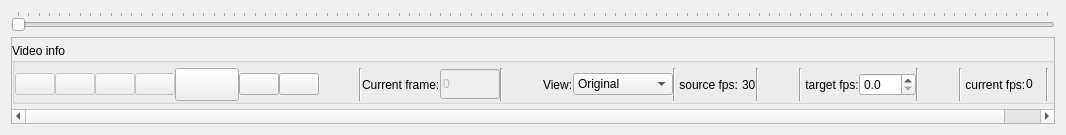
BioroboticsLab/biotracker_core, file BioTracker/CoreApp/BioTracker/View/VideoControllWidget.ui: the form before one commit.
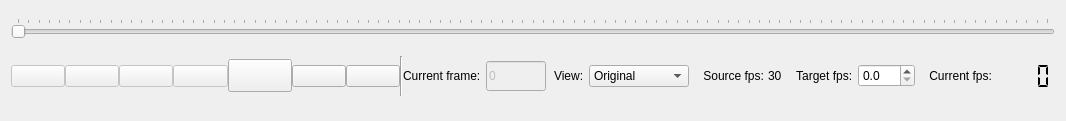
The form after the commit. Icons and pictures are not drawn.

Commit message: minor color and layout changes moved video info to video toolbar

```diff
--- a/BioTracker/CoreApp/BioTracker/View/VideoControllWidget.ui
+++ b/BioTracker/CoreApp/BioTracker/View/VideoControllWidget.ui
@@ -10,7 +10,7 @@
     <x>0</x>
     <y>0</y>
     <width>1066</width>
-    <height>135</height>
+    <height>121</height>
    </rect>
   </property>
   <property name="sizePolicy">
@@ -67,7 +67,22 @@
     </widget>
    </item>
    <item>
-    <widget class="QScrollArea" name="scrollArea">
+    <widget class="QScrollArea" name="scrollAreaVideoInfo">
+     <property name="sizePolicy">
+      <sizepolicy hsizetype="Expanding" vsizetype="Fixed">
+       <horstretch>0</horstretch>
+       <verstretch>0</verstretch>
+      </sizepolicy>
+     </property>
+     <property name="maximumSize">
+      <size>
+       <width>16777215</width>
+       <height>50</height>
+      </size>
+     </property>
+     <property name="frameShape">
+      <enum>QFrame::NoFrame</enum>
+     </property>
      <property name="verticalScrollBarPolicy">
       <enum>Qt::ScrollBarAlwaysOff</enum>
      </property>
@@ -79,8 +94,8 @@
        <rect>
         <x>0</x>
         <y>0</y>
-        <width>1092</width>
-        <height>76</height>
+        <width>1048</width>
+        <height>50</height>
        </rect>
       </property>
       <layout class="QVBoxLayout" name="verticalLayout_2">
@@ -100,18 +115,18 @@
         <number>5</number>
        </property>
        <item>
-        <widget class="QGroupBox" name="playback">
+        <widget class="QWidget" name="playback" native="true">
          <property name="sizePolicy">
-          <sizepolicy hsizetype="Minimum" vsizetype="Minimum">
+          <sizepolicy hsizetype="Expanding" vsizetype="Minimum">
            <horstretch>0</horstretch>
            <verstretch>0</verstretch>
           </sizepolicy>
          </property>
-         <property name="title">
-          <string>Video info</string>
-         </property>
-         <property name="flat">
-          <bool>false</bool>
+         <property name="minimumSize">
+          <size>
+           <width>0</width>
+           <height>0</height>
+          </size>
          </property>
          <layout class="QHBoxLayout" name="horizontalLayout_4">
           <property name="spacing">
@@ -121,7 +136,7 @@
            <number>0</number>
           </property>
           <property name="topMargin">
-           <number>5</number>
+           <number>0</number>
           </property>
           <property name="rightMargin">
            <number>0</number>
@@ -282,8 +297,8 @@
             </property>
             <property name="iconSize">
              <size>
-              <width>30</width>
-              <height>30</height>
+              <width>32</width>
+              <height>32</height>
              </size>
             </property>
            </widget>
@@ -329,27 +344,71 @@
            </widget>
           </item>
           <item>
-           <spacer name="horizontalSpacer_5">
-            <property name="orientation">
-             <enum>Qt::Horizontal</enum>
-            </property>
-            <property name="sizeHint" stdset="0">
-             <size>
-              <width>40</width>
-              <height>20</height>
-             </size>
-            </property>
-           </spacer>
-          </item>
-          <item>
-           <widget class="Line" name="line_9">
+           <widget class="Line" name="line_3">
             <property name="orientation">
              <enum>Qt::Vertical</enum>
             </property>
            </widget>
           </item>
+          <item alignment="Qt::AlignRight">
+           <widget class="QWidget" name="widget_6" native="true">
+            <property name="sizePolicy">
+             <sizepolicy hsizetype="Preferred" vsizetype="Minimum">
+              <horstretch>0</horstretch>
+              <verstretch>0</verstretch>
+             </sizepolicy>
+            </property>
+            <property name="layoutDirection">
+             <enum>Qt::LeftToRight</enum>
+            </property>
+            <layout class="QHBoxLayout" name="horizontalLayout_7">
+             <property name="spacing">
+              <number>5</number>
+             </property>
+             <property name="leftMargin">
+              <number>0</number>
+             </property>
+             <property name="topMargin">
+              <number>0</number>
+             </property>
+             <property name="rightMargin">
+              <number>0</number>
+             </property>
+             <property name="bottomMargin">
+              <number>0</number>
+             </property>
+             <item alignment="Qt::AlignRight">
+              <widget class="QWidget" name="widget_3" native="true">
+               <property name="sizePolicy">
+                <sizepolicy hsizetype="Preferred" vsizetype="Minimum">
+                 <horstretch>0</horstretch>
+                 <verstretch>0</verstretch>
+                </sizepolicy>
+               </property>
+               <layout class="QHBoxLayout" name="horizontalLayout_3">
+                <property name="spacing">
+                 <number>5</number>
+                </property>
+                <property name="leftMargin">
+                 <number>0</number>
+                </property>
+                <property name="topMargin">
+                 <number>0</number>
+                </property>
+                <property name="rightMargin">
+                 <number>0</number>
+                </property>
+                <property name="bottomMargin">
+                 <number>0</number>
+                </property>
           <item>
            <widget class="QLabel" name="lbl_frame">
+                  <property name="sizePolicy">
+                   <sizepolicy hsizetype="Preferred" vsizetype="Minimum">
+                    <horstretch>0</horstretch>
+                    <verstretch>0</verstretch>
+                   </sizepolicy>
+                  </property>
             <property name="text">
              <string>Current frame:</string>
             </property>
@@ -361,7 +420,7 @@
              <bool>false</bool>
             </property>
             <property name="sizePolicy">
-             <sizepolicy hsizetype="Preferred" vsizetype="Preferred">
+                   <sizepolicy hsizetype="Preferred" vsizetype="Fixed">
               <horstretch>0</horstretch>
               <verstretch>0</verstretch>
              </sizepolicy>
@@ -380,28 +439,41 @@
             </property>
            </widget>
           </item>
-          <item>
-           <widget class="Line" name="line_5">
-            <property name="orientation">
-             <enum>Qt::Vertical</enum>
-            </property>
-           </widget>
-          </item>
-          <item>
-           <spacer name="horizontalSpacer">
-            <property name="orientation">
-             <enum>Qt::Horizontal</enum>
-            </property>
-            <property name="sizeHint" stdset="0">
-             <size>
-              <width>40</width>
-              <height>20</height>
-             </size>
-            </property>
-           </spacer>
-          </item>
+               </layout>
+              </widget>
+             </item>
+             <item alignment="Qt::AlignRight">
+              <widget class="QWidget" name="widget_2" native="true">
+               <property name="sizePolicy">
+                <sizepolicy hsizetype="Preferred" vsizetype="Minimum">
+                 <horstretch>0</horstretch>
+                 <verstretch>0</verstretch>
+                </sizepolicy>
+               </property>
+               <layout class="QHBoxLayout" name="horizontalLayout_2">
+                <property name="spacing">
+                 <number>5</number>
+                </property>
+                <property name="leftMargin">
+                 <number>3</number>
+                </property>
+                <property name="topMargin">
+                 <number>0</number>
+                </property>
+                <property name="rightMargin">
+                 <number>3</number>
+                </property>
+                <property name="bottomMargin">
+                 <number>0</number>
+                </property>
           <item>
            <widget class="QLabel" name="labelView">
+                  <property name="sizePolicy">
+                   <sizepolicy hsizetype="Preferred" vsizetype="Minimum">
+                    <horstretch>0</horstretch>
+                    <verstretch>0</verstretch>
+                   </sizepolicy>
+                  </property>
             <property name="text">
              <string>View:</string>
             </property>
@@ -434,33 +506,43 @@
             </item>
            </widget>
           </item>
-          <item>
-           <spacer name="horizontalSpacer_3">
-            <property name="orientation">
-             <enum>Qt::Horizontal</enum>
-            </property>
-            <property name="sizeType">
-             <enum>QSizePolicy::Expanding</enum>
-            </property>
-            <property name="sizeHint" stdset="0">
-             <size>
-              <width>0</width>
-              <height>0</height>
-             </size>
-            </property>
-           </spacer>
-          </item>
-          <item>
-           <widget class="Line" name="line_2">
-            <property name="orientation">
-             <enum>Qt::Vertical</enum>
-            </property>
-           </widget>
-          </item>
+               </layout>
+              </widget>
+             </item>
+             <item alignment="Qt::AlignRight">
+              <widget class="QWidget" name="widget_4" native="true">
+               <property name="sizePolicy">
+                <sizepolicy hsizetype="Preferred" vsizetype="Minimum">
+                 <horstretch>0</horstretch>
+                 <verstretch>0</verstretch>
+                </sizepolicy>
+               </property>
+               <layout class="QHBoxLayout" name="horizontalLayout_5">
+                <property name="spacing">
+                 <number>0</number>
+                </property>
+                <property name="leftMargin">
+                 <number>3</number>
+                </property>
+                <property name="topMargin">
+                 <number>0</number>
+                </property>
+                <property name="rightMargin">
+                 <number>3</number>
+                </property>
+                <property name="bottomMargin">
+                 <number>0</number>
+                </property>
           <item>
            <widget class="QLabel" name="label_5">
+                  <property name="sizePolicy">
+                   <sizepolicy hsizetype="Preferred" vsizetype="Minimum">
+                    <horstretch>0</horstretch>
+                    <verstretch>0</verstretch>
+                   </sizepolicy>
+                  </property>
             <property name="text">
-             <string> source fps: </string>
+                   <string> Source fps: </string>
             </property>
            </widget>
           </item>
@@ -489,42 +571,54 @@
             </property>
            </widget>
           </item>
-          <item>
-           <widget class="Line" name="line_8">
-            <property name="orientation">
-             <enum>Qt::Vertical</enum>
-            </property>
-           </widget>
-          </item>
-          <item>
-           <spacer name="horizontalSpacer_2">
-            <property name="orientation">
-             <enum>Qt::Horizontal</enum>
-            </property>
-            <property name="sizeHint" stdset="0">
-             <size>
-              <width>40</width>
-              <height>20</height>
-             </size>
-            </property>
-           </spacer>
-          </item>
-          <item>
-           <widget class="Line" name="line_3">
-            <property name="orientation">
-             <enum>Qt::Vertical</enum>
-            </property>
-           </widget>
-          </item>
+               </layout>
+              </widget>
+             </item>
+             <item alignment="Qt::AlignRight">
+              <widget class="QWidget" name="widget_5" native="true">
+               <property name="sizePolicy">
+                <sizepolicy hsizetype="Preferred" vsizetype="Minimum">
+                 <horstretch>0</horstretch>
+                 <verstretch>0</verstretch>
+                </sizepolicy>
+               </property>
+               <layout class="QHBoxLayout" name="horizontalLayout_6">
+                <property name="spacing">
+                 <number>5</number>
+                </property>
+                <property name="leftMargin">
+                 <number>3</number>
+                </property>
+                <property name="topMargin">
+                 <number>0</number>
+                </property>
+                <property name="rightMargin">
+                 <number>3</number>
+                </property>
+                <property name="bottomMargin">
+                 <number>0</number>
+                </property>
           <item>
            <widget class="QLabel" name="label_3">
+                  <property name="sizePolicy">
+                   <sizepolicy hsizetype="Preferred" vsizetype="Minimum">
+                    <horstretch>0</horstretch>
+                    <verstretch>0</verstretch>
+                   </sizepolicy>
+                  </property>
             <property name="text">
-             <string> target fps:</string>
+                   <string> Target fps:</string>
             </property>
            </widget>
           </item>
           <item>
            <widget class="QDoubleSpinBox" name="doubleSpinBoxTargetFps">
+                  <property name="sizePolicy">
+                   <sizepolicy hsizetype="Minimum" vsizetype="Fixed">
+                    <horstretch>0</horstretch>
+                    <verstretch>0</verstretch>
+                   </sizepolicy>
+                  </property>
             <property name="toolTip">
              <string>Set a fps limit (0 for no limit)</string>
             </property>
@@ -536,81 +630,82 @@
             </property>
            </widget>
           </item>
-          <item>
-           <widget class="Line" name="line_7">
-            <property name="orientation">
-             <enum>Qt::Vertical</enum>
-            </property>
-           </widget>
-          </item>
-          <item>
-           <spacer name="horizontalSpacer_4">
-            <property name="orientation">
-             <enum>Qt::Horizontal</enum>
-            </property>
-            <property name="sizeHint" stdset="0">
-             <size>
-              <width>40</width>
-              <height>20</height>
-             </size>
-            </property>
-           </spacer>
-          </item>
-          <item>
-           <widget class="Line" name="line_4">
-            <property name="orientation">
-             <enum>Qt::Vertical</enum>
-            </property>
-           </widget>
-          </item>
+               </layout>
+              </widget>
+             </item>
+             <item alignment="Qt::AlignRight">
+              <widget class="QWidget" name="widget" native="true">
+               <property name="sizePolicy">
+                <sizepolicy hsizetype="Preferred" vsizetype="Minimum">
+                 <horstretch>0</horstretch>
+                 <verstretch>0</verstretch>
+                </sizepolicy>
+               </property>
+               <layout class="QHBoxLayout" name="horizontalLayout">
+                <property name="spacing">
+                 <number>5</number>
+                </property>
+                <property name="leftMargin">
+                 <number>3</number>
+                </property>
+                <property name="topMargin">
+                 <number>0</number>
+                </property>
+                <property name="rightMargin">
+                 <number>3</number>
+                </property>
+                <property name="bottomMargin">
+                 <number>0</number>
+                </property>
           <item>
            <widget class="QLabel" name="label">
+                  <property name="sizePolicy">
+                   <sizepolicy hsizetype="Preferred" vsizetype="Minimum">
+                    <horstretch>0</horstretch>
+                    <verstretch>0</verstretch>
+                   </sizepolicy>
+                  </property>
             <property name="text">
-             <string> current fps:</string>
+                   <string> Current fps:</string>
             </property>
            </widget>
           </item>
           <item>
-           <widget class="QLabel" name="label_currentFpsNum">
+                 <widget class="QLCDNumber" name="lcd_currentFpsNum">
             <property name="sizePolicy">
-             <sizepolicy hsizetype="Fixed" vsizetype="Fixed">
+                   <sizepolicy hsizetype="Minimum" vsizetype="Fixed">
               <horstretch>0</horstretch>
               <verstretch>0</verstretch>
              </sizepolicy>
             </property>
             <property name="minimumSize">
              <size>
-              <width>20</width>
-              <height>10</height>
-             </size>
-            </property>
-            <property name="toolTip">
-             <string>Displays current frames per second</string>
-            </property>
-            <property name="text">
-             <string>0</string>
-            </property>
-           </widget>
-          </item>
-          <item>
-           <widget class="Line" name="line">
-            <property name="orientation">
-             <enum>Qt::Vertical</enum>
-            </property>
-           </widget>
-          </item>
-          <item>
-           <spacer name="horizontalSpacer_6">
-            <property name="orientation">
-             <enum>Qt::Horizontal</enum>
-            </property>
-            <property name="sizeHint" stdset="0">
-             <size>
-              <width>40</width>
-              <height>20</height>
-             </size>
-            </property>
-           </spacer>
+                    <width>0</width>
+                    <height>30</height>
+                   </size>
+                  </property>
+                  <property name="frameShape">
+                   <enum>QFrame::NoFrame</enum>
+                  </property>
+                  <property name="frameShadow">
+                   <enum>QFrame::Sunken</enum>
+                  </property>
+                  <property name="smallDecimalPoint">
+                   <bool>false</bool>
+                  </property>
+                  <property name="digitCount">
+                   <number>4</number>
+                  </property>
+                  <property name="segmentStyle">
+                   <enum>QLCDNumber::Flat</enum>
+                  </property>
+                 </widget>
+                </item>
+               </layout>
+              </widget>
+             </item>
+            </layout>
+           </widget>
           </item>
          </layout>
         </widget>
```
Lines whose indentation alone changed are shown as unchanged. The commit also changes 3 other files.
